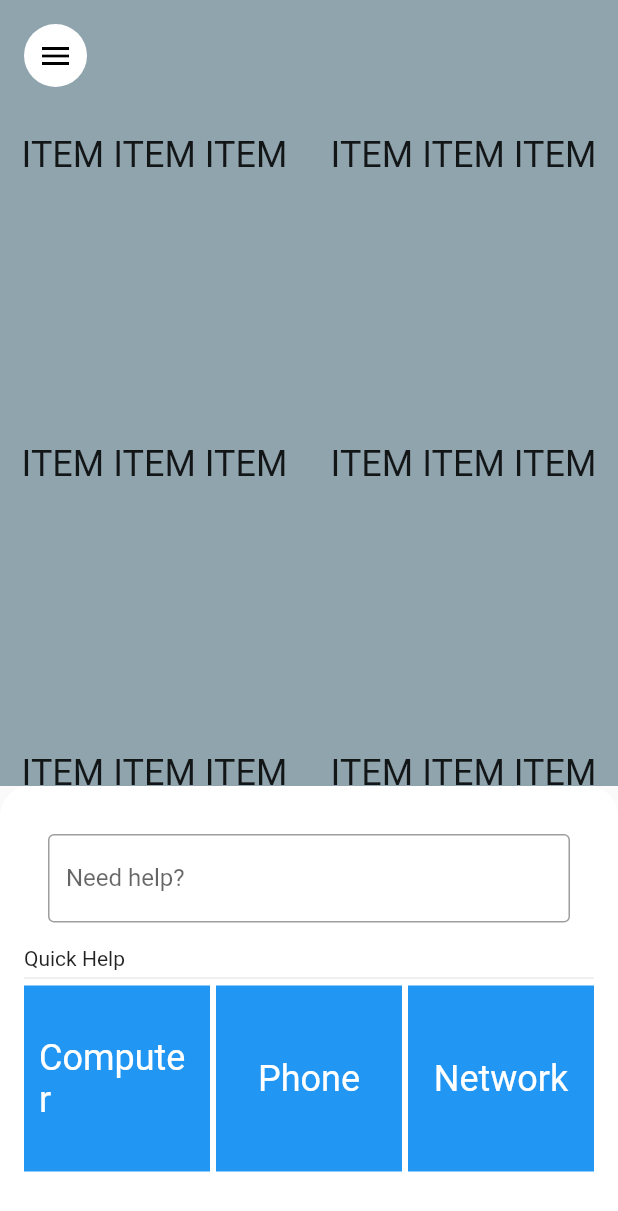
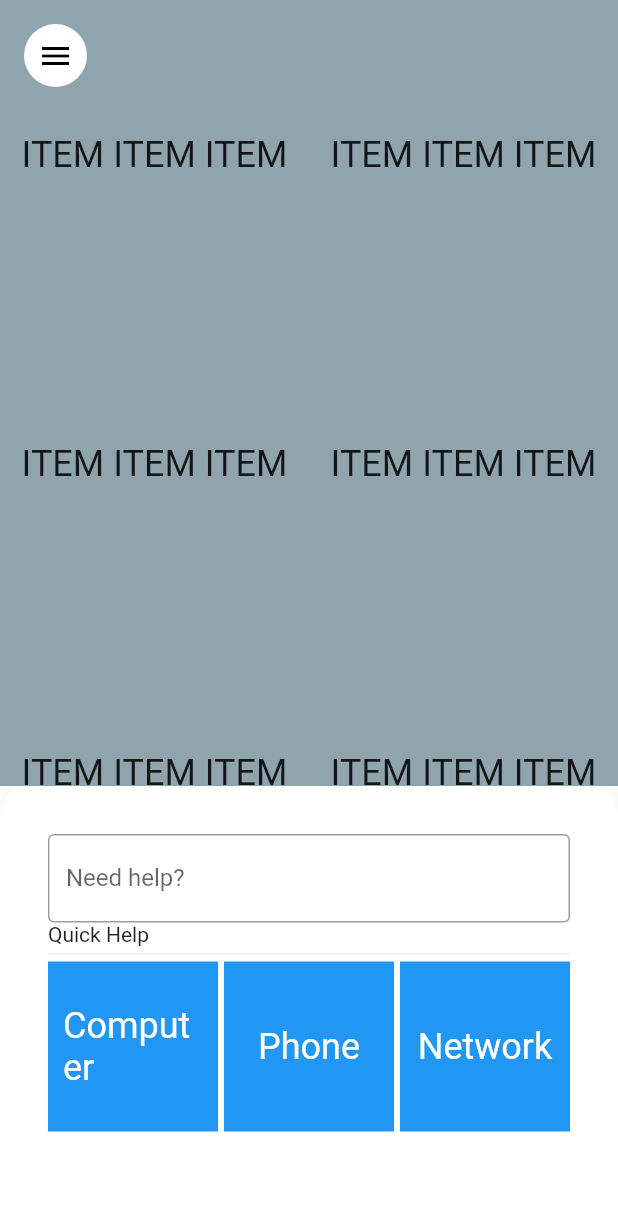
Before and after one commit to TimBibb/Space_Tracker_Flutter, a Flutter app: the screen it shows after launch, on a phone screen of 412 x 824 dp. Shown: the top 1211 px of the screen. Run offline on Flutter 3.47's test engine with Material 2 defaults, Android fonts, the phone set to English and light mode, and no system bars.

Commit message:
ui updates

```diff
--- a/Space_Tracker/lib/main.dart
+++ b/Space_Tracker/lib/main.dart
@@ -84,7 +84,7 @@ class HelpSheet extends StatelessWidget {
     		)
       ),
     	child: SafeArea(
-    		minimum: const EdgeInsets.all(16.0),
+    		minimum: const EdgeInsets.all(32),
     		child: ListView(
 					children: <Widget> [
 						HelpSearchBar(),
@@ -128,6 +128,9 @@ class QuickHelpItem extends StatelessWidget {
   @override
   Widget build(BuildContext context) {
     return Container (
+			decoration: BoxDecoration(
+    		borderRadius: BorderRadius.circular(10.0)
+    	),
     	padding: const EdgeInsets.all(10),
 			color: Colors.blue,
     	child: Align(
@@ -150,7 +153,7 @@ class HelpSearchBar extends StatelessWidget {
     	child: Align(
     		alignment: Alignment.topCenter,
     		child: SafeArea(
-    			minimum: const EdgeInsets.all(16.0),
+    			minimum: const EdgeInsets.all(0.0),
     			child: TextField(
     				decoration: InputDecoration(
     					border: OutlineInputBorder(),
```
